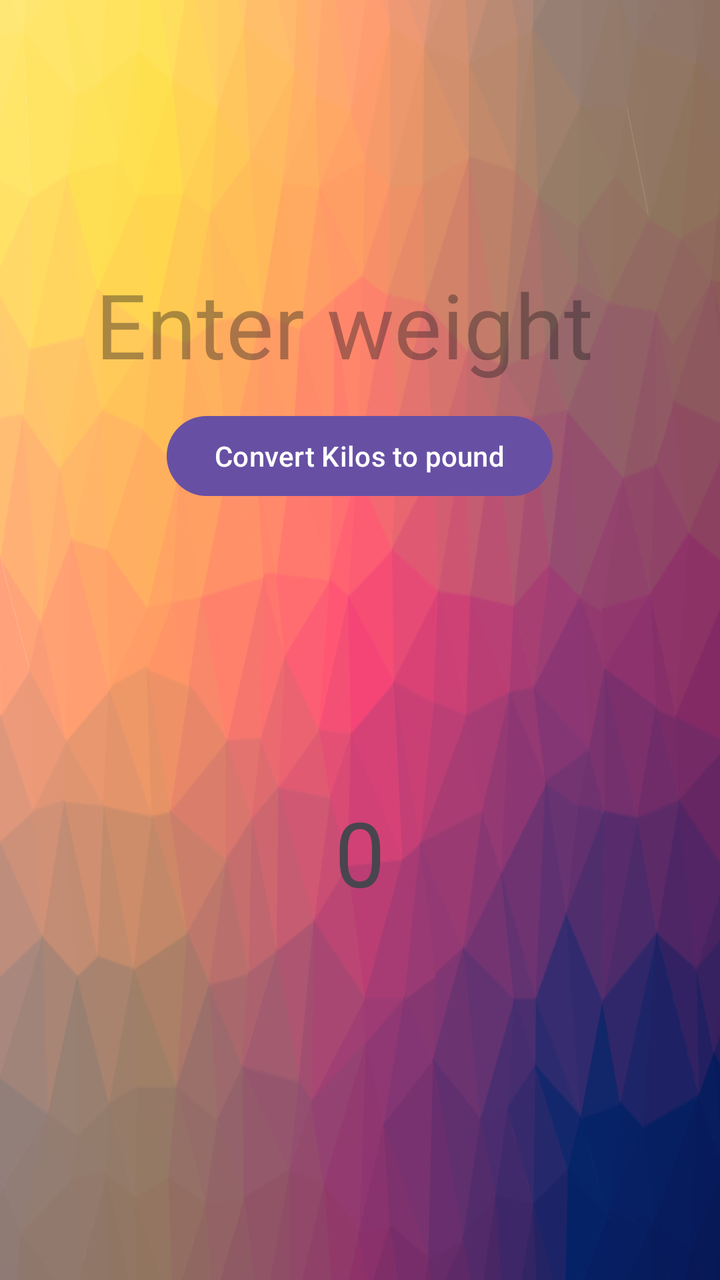
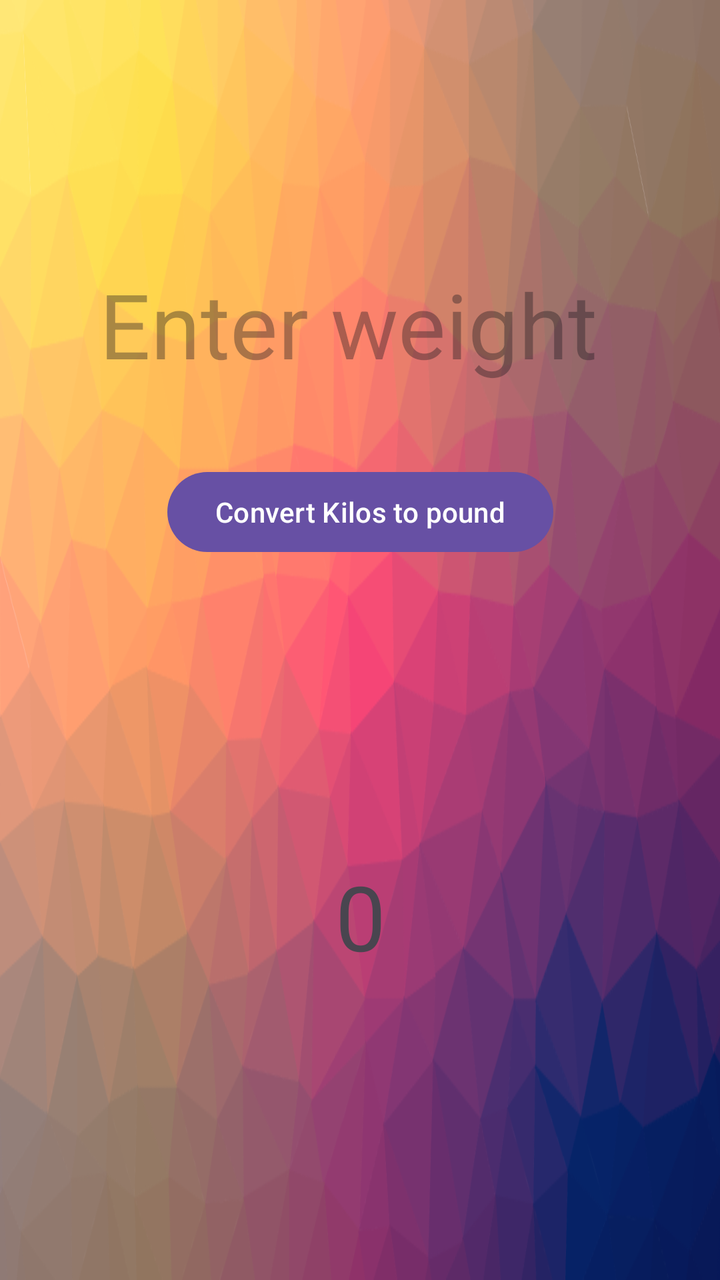

Before-and-after screenshots of an Android layout around one commit, followed by the original layout XML and the change that was made.
<!-- AndroidManifest.xml: application theme Theme.MyApplication -->
<!-- res/layout/activity_main.xml -->
<?xml version="1.0" encoding="utf-8"?>
<androidx.constraintlayout.widget.ConstraintLayout xmlns:android="http://schemas.android.com/apk/res/android"
    xmlns:app="http://schemas.android.com/apk/res-auto"
    xmlns:tools="http://schemas.android.com/tools"
    android:id="@+id/main"
    android:layout_width="match_parent"
    android:layout_height="match_parent"
    android:background="@drawable/download"
    tools:context=".MainActivity">

    

    <TextView
        android:id="@+id/txtK"
        android:layout_width="264dp"
        android:layout_height="61dp"
        android:layout_marginTop="132dp"
        android:hint="Enter weight "
        android:inputType="numberDecimal"
        android:textSize="45sp"
        app:layout_constraintEnd_toEndOf="parent"
        app:layout_constraintHorizontal_bias="0.496"
        app:layout_constraintStart_toStartOf="parent"
        app:layout_constraintTop_toTopOf="parent" />

    <Button
        android:id="@+id/btnC"
        android:layout_width="wrap_content"
        android:layout_height="wrap_content"
        android:layout_marginBottom="388dp"
        android:text="Convert Kilos to pound"
        android:textColorHint="@color/white"
        app:layout_constraintBottom_toBottomOf="parent"
        app:layout_constraintEnd_toEndOf="@+id/txtK"
        app:layout_constraintStart_toStartOf="@+id/txtK" />

    <TextView
        android:id="@+id/textR"
        android:layout_width="wrap_content"
        android:layout_height="wrap_content"
        android:layout_marginTop="144dp"
        android:text="0"
        android:textSize="45sp"
        app:layout_constraintBottom_toBottomOf="parent"
        app:layout_constraintEnd_toEndOf="@+id/btnC"
        app:layout_constraintStart_toStartOf="@+id/btnC"
        app:layout_constraintTop_toBottomOf="@+id/btnC"
        app:layout_constraintVertical_bias="0.0" />


</androidx.constraintlayout.widget.ConstraintLayout>
<!-- resources referenced by this layout -->
<resources>
  <color name="white">#FFFFFFFF</color>
  <!-- drawable download: png bitmap (drawable, 209739 bytes) -->
  <style name="Theme.MyApplication" parent="Base.Theme.MyApplication" />
  <style name="Base.Theme.MyApplication" parent="Theme.Material3.DayNight.NoActionBar">
          
          
      </style>
</resources>

<!-- the commit's change to res/layout/activity_main.xml (unified diff, before → after) -->
@@ -12,8 +12,8 @@
 
     <TextView
         android:id="@+id/txtK"
-        android:layout_width="264dp"
-        android:layout_height="61dp"
+        android:layout_width="wrap_content"
+        android:layout_height="wrap_content"
         android:layout_marginTop="132dp"
         android:hint="Enter weight "
         android:inputType="numberDecimal"
@@ -21,31 +21,38 @@
         app:layout_constraintEnd_toEndOf="parent"
         app:layout_constraintHorizontal_bias="0.496"
         app:layout_constraintStart_toStartOf="parent"
-        app:layout_constraintTop_toTopOf="parent" />
+        app:layout_constraintTop_toTopOf="parent"
+        />
 
     <Button
         android:id="@+id/btnC"
         android:layout_width="wrap_content"
         android:layout_height="wrap_content"
-        android:layout_marginBottom="388dp"
+        android:layout_marginBottom="360dp"
         android:text="Convert Kilos to pound"
         android:textColorHint="@color/white"
         app:layout_constraintBottom_toBottomOf="parent"
         app:layout_constraintEnd_toEndOf="@+id/txtK"
+        app:layout_constraintHorizontal_bias="0.507"
         app:layout_constraintStart_toStartOf="@+id/txtK" />
 
     <TextView
         android:id="@+id/textR"
         android:layout_width="wrap_content"
         android:layout_height="wrap_content"
-        android:layout_marginTop="144dp"
+        android:layout_marginBottom="152dp"
         android:text="0"
         android:textSize="45sp"
         app:layout_constraintBottom_toBottomOf="parent"
         app:layout_constraintEnd_toEndOf="@+id/btnC"
         app:layout_constraintStart_toStartOf="@+id/btnC"
-        app:layout_constraintTop_toBottomOf="@+id/btnC"
-        app:layout_constraintVertical_bias="0.0" />
+        app:layout_constraintTop_toTopOf="@+id/guideline4" />
+
+    <androidx.constraintlayout.widget.Guideline
+        android:id="@+id/guideline4"
+        android:layout_width="wrap_content"
+        android:layout_height="wrap_content"
+        app:layout_constraintGuide_begin="474dp" />
 
 
 </androidx.constraintlayout.widget.ConstraintLayout>
